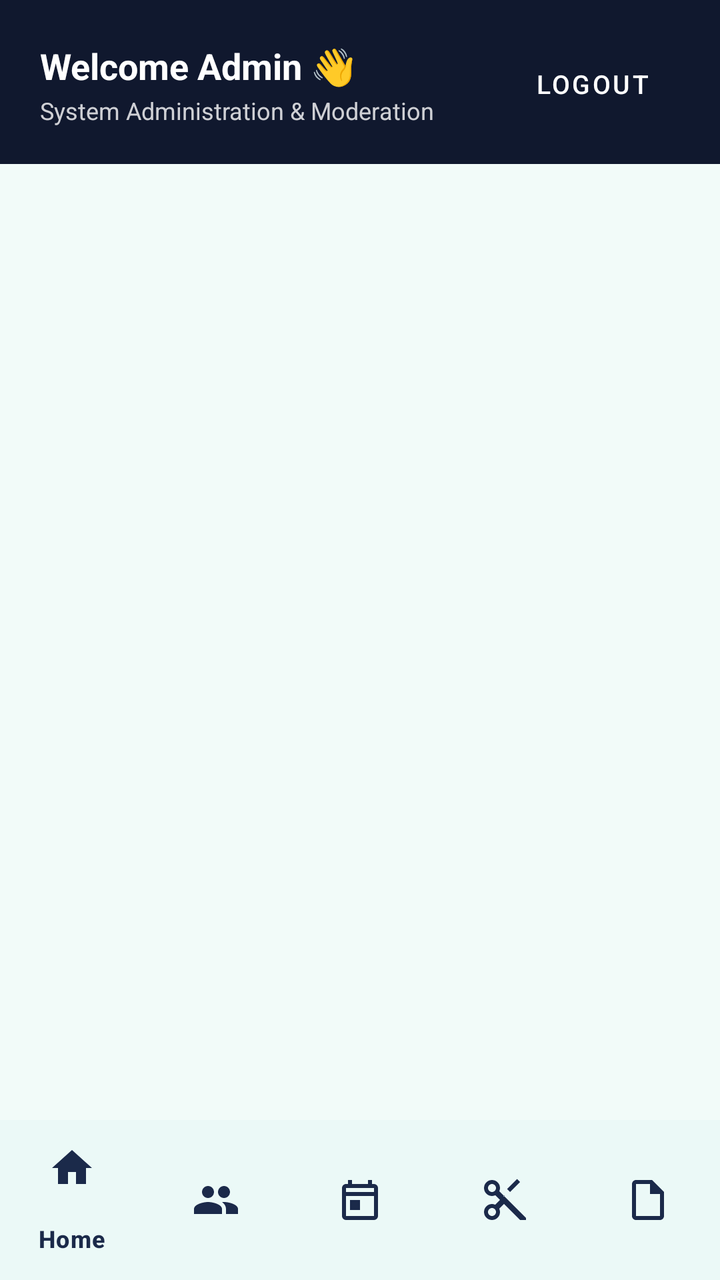
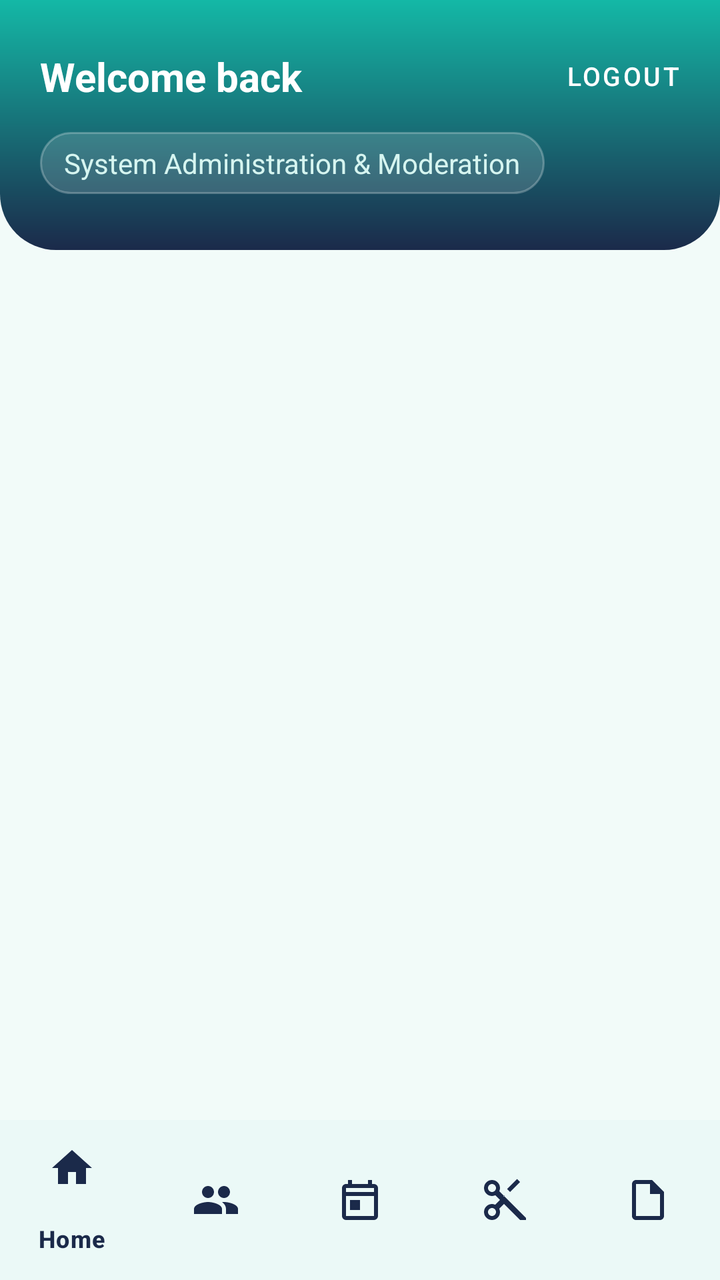

Before-and-after screenshots of an Android layout around one commit, followed by the original layout XML and the change that was made.
<!-- AndroidManifest.xml: application theme Theme.HairGo -->
<!-- res/layout/activity_admin_dashboard.xml -->
<?xml version="1.0" encoding="utf-8"?>
<androidx.constraintlayout.widget.ConstraintLayout xmlns:android="http://schemas.android.com/apk/res/android"
    xmlns:app="http://schemas.android.com/apk/res-auto"
    android:layout_width="match_parent"
    android:layout_height="match_parent"
    android:background="@color/home_bg">

    
    <androidx.constraintlayout.widget.ConstraintLayout
        android:id="@+id/headerBar"
        android:layout_width="0dp"
        android:layout_height="wrap_content"
        android:background="@color/navy_dark"
        android:paddingHorizontal="20dp"
        android:paddingTop="18dp"
        android:paddingBottom="16dp"
        app:layout_constraintEnd_toEndOf="parent"
        app:layout_constraintStart_toStartOf="parent"
        app:layout_constraintTop_toTopOf="parent">

        
        <LinearLayout
            android:layout_width="0dp"
            android:layout_height="wrap_content"
            android:orientation="vertical"
            app:layout_constraintBottom_toBottomOf="parent"
            app:layout_constraintEnd_toStartOf="@id/btnLogout"
            app:layout_constraintStart_toStartOf="parent"
            app:layout_constraintTop_toTopOf="parent">

            <TextView
                android:id="@+id/tvAdminName"
                android:layout_width="wrap_content"
                android:layout_height="wrap_content"
                android:text="Welcome Admin 👋"
                android:textColor="@android:color/white"
                android:textSize="18sp"
                android:textStyle="bold" />

            <TextView
                android:id="@+id/tvAdminSubtitle"
                android:layout_width="wrap_content"
                android:layout_height="wrap_content"
                android:layout_marginTop="2dp"
                android:alpha="0.8"
                android:text="System Administration &amp; Moderation"
                android:textColor="@android:color/white"
                android:textSize="12sp" />

        </LinearLayout>

        
        <com.google.android.material.button.MaterialButton
            android:id="@+id/btnLogout"
            style="@style/Widget.MaterialComponents.Button.TextButton"
            android:layout_width="wrap_content"
            android:layout_height="wrap_content"
            android:text="Logout"
            android:textColor="@android:color/white"
            android:textSize="13sp"
            app:iconTint="@android:color/white"
            app:layout_constraintBottom_toBottomOf="parent"
            app:layout_constraintEnd_toEndOf="parent"
            app:layout_constraintTop_toTopOf="parent" />

    </androidx.constraintlayout.widget.ConstraintLayout>

    
    <FrameLayout
        android:id="@+id/fragmentContainer"
        android:layout_width="0dp"
        android:layout_height="0dp"
        app:layout_constraintBottom_toTopOf="@id/bottomNav"
        app:layout_constraintEnd_toEndOf="parent"
        app:layout_constraintStart_toStartOf="parent"
        app:layout_constraintTop_toBottomOf="@id/headerBar" />

    
    <com.google.android.material.bottomnavigation.BottomNavigationView
        android:id="@+id/bottomNav"
        android:layout_width="0dp"
        android:layout_height="wrap_content"
        android:background="@color/surface"
        app:itemIconTint="@color/navy_primary"
        app:itemTextColor="@color/navy_primary"
        app:layout_constraintBottom_toBottomOf="parent"
        app:layout_constraintEnd_toEndOf="parent"
        app:layout_constraintStart_toStartOf="parent"
        app:menu="@menu/admin_bottom_nav_menu" />

</androidx.constraintlayout.widget.ConstraintLayout>
<!-- resources referenced by this layout -->
<resources>
  <color name="home_bg">#F2FBF9</color>
  <color name="navy_dark">#10182E</color>
  <color name="navy_primary">#1B2A4A</color>
  <color name="surface">#FFFFFF</color>
  <style name="Theme.HairGo" parent="Base.Theme.HairGo">
          <item name="snackbarStyle">@style/Widget.HairGo.Snackbar</item>
      </style>
  <style name="Base.Theme.HairGo" parent="Theme.Material3.DayNight.NoActionBar">
          <item name="colorPrimary">@color/teal</item>
          <item name="colorOnPrimary">@color/white</item>
          <item name="colorSurface">@color/surface</item>
          <item name="colorOnSurface">@color/text_primary</item>
          <item name="colorSurfaceVariant">@color/grey_light</item>
          <item name="colorOnSurfaceVariant">@color/text_primary</item>
          <item name="colorOutline">@color/grey_border</item>
          <item name="android:colorBackground">@color/grey_light</item>
      </style>
  <style name="Widget.HairGo.Snackbar" parent="Widget.Material3.Snackbar">
          <item name="backgroundTint">@color/navy</item>
          <item name="android:textColor">@color/white</item>
          <item name="shapeAppearanceOverlay">@style/ShapeAppearanceOverlay.HairGo_Snackbar</item>
      </style>
  <color name="teal">#14B8A6</color>
  <color name="white">#FFFFFF</color>
  <color name="text_primary">#1A1A1A</color>
  <color name="grey_light">#F2F2F2</color>
  <color name="grey_border">#E0E0E0</color>
  <color name="navy">#1B2A4A</color>
  <style name="ShapeAppearanceOverlay.HairGo_Snackbar" parent="">
          <item name="cornerFamily">rounded</item>
          <item name="cornerSize">16dp</item>
      </style>
</resources>

<!-- the commit's change to res/layout/activity_admin_dashboard.xml (unified diff, before → after) -->
@@ -10,58 +10,61 @@
         android:id="@+id/headerBar"
         android:layout_width="0dp"
         android:layout_height="wrap_content"
-        android:background="@color/navy_dark"
-        android:paddingHorizontal="20dp"
+        android:background="@drawable/bg_home_header"
+        android:paddingStart="20dp"
         android:paddingTop="18dp"
-        android:paddingBottom="16dp"
+        android:paddingEnd="20dp"
+        android:paddingBottom="28dp"
         app:layout_constraintEnd_toEndOf="parent"
         app:layout_constraintStart_toStartOf="parent"
         app:layout_constraintTop_toTopOf="parent">
 
-        
-        <LinearLayout
+        <TextView
+            android:id="@+id/tvAdminName"
             android:layout_width="0dp"
             android:layout_height="wrap_content"
-            android:orientation="vertical"
-            app:layout_constraintBottom_toBottomOf="parent"
+            android:text="@string/dashboard_welcome_default"
+            android:textColor="@color/home_header_text"
+            android:textSize="20sp"
+            android:textStyle="bold"
+            app:layout_constraintBottom_toBottomOf="@id/btnLogout"
             app:layout_constraintEnd_toStartOf="@id/btnLogout"
             app:layout_constraintStart_toStartOf="parent"
-            app:layout_constraintTop_toTopOf="parent">
+            app:layout_constraintTop_toTopOf="parent" />
 
-            <TextView
-                android:id="@+id/tvAdminName"
-                android:layout_width="wrap_content"
-                android:layout_height="wrap_content"
-                android:text="Welcome Admin 👋"
-                android:textColor="@android:color/white"
-                android:textSize="18sp"
-                android:textStyle="bold" />
-
-            <TextView
-                android:id="@+id/tvAdminSubtitle"
-                android:layout_width="wrap_content"
-                android:layout_height="wrap_content"
-                android:layout_marginTop="2dp"
-                android:alpha="0.8"
-                android:text="System Administration &amp; Moderation"
-                android:textColor="@android:color/white"
-                android:textSize="12sp" />
-
-        </LinearLayout>
-
-        
         <com.google.android.material.button.MaterialButton
             android:id="@+id/btnLogout"
             style="@style/Widget.MaterialComponents.Button.TextButton"
             android:layout_width="wrap_content"
             android:layout_height="wrap_content"
-            android:text="Logout"
-            android:textColor="@android:color/white"
+            android:layout_marginStart="12dp"
+            android:insetTop="0dp"
+            android:insetBottom="0dp"
+            android:minWidth="0dp"
+            android:minHeight="40dp"
+            android:paddingStart="12dp"
+            android:paddingEnd="0dp"
+            android:text="@string/logout"
+            android:textColor="@color/home_header_text"
             android:textSize="13sp"
-            app:iconTint="@android:color/white"
-            app:layout_constraintBottom_toBottomOf="parent"
             app:layout_constraintEnd_toEndOf="parent"
             app:layout_constraintTop_toTopOf="parent" />
+
+        <TextView
+            android:id="@+id/tvAdminSubtitle"
+            android:layout_width="wrap_content"
+            android:layout_height="wrap_content"
+            android:layout_marginTop="8dp"
+            android:background="@drawable/welcome_bg_chip"
+            android:paddingStart="12dp"
+            android:paddingTop="6dp"
+            android:paddingEnd="12dp"
+            android:paddingBottom="6dp"
+            android:text="@string/admin_dashboard_subtitle"
+            android:textColor="@color/home_header_subtext"
+            android:textSize="14sp"
+            app:layout_constraintStart_toStartOf="parent"
+            app:layout_constraintTop_toBottomOf="@id/btnLogout" />
 
     </androidx.constraintlayout.widget.ConstraintLayout>
 
<!-- resource entries referenced after the edit -->
@@ -1,12 +1,38 @@
 <!-- resources referenced by this layout -->
 <resources>
   <color name="home_bg">#F2FBF9</color>
-  <color name="navy_dark">#10182E</color>
+  <color name="home_header_subtext">#D6F5F0</color>
+  <color name="home_header_text">#FFFFFF</color>
   <color name="navy_primary">#1B2A4A</color>
   <color name="surface">#FFFFFF</color>
+  <!-- drawable bg_home_header (drawable) -->
+  <?xml version="1.0" encoding="utf-8"?>
+  <shape xmlns:android="http://schemas.android.com/apk/res/android"
+      android:shape="rectangle">
+      <gradient
+          android:startColor="@color/home_header_start"
+          android:endColor="@color/home_header_end"
+          android:angle="270" />
+      <corners
+          android:bottomLeftRadius="28dp"
+          android:bottomRightRadius="28dp" />
+  </shape>
+  <!-- drawable welcome_bg_chip (drawable) -->
+  <?xml version="1.0" encoding="utf-8"?>
+  <shape xmlns:android="http://schemas.android.com/apk/res/android"
+      android:shape="rectangle">
+      <solid android:color="#26FFFFFF" />
+      <stroke android:width="1dp" android:color="#40FFFFFF" />
+      <corners android:radius="20dp" />
+  </shape>
+  <string name="admin_dashboard_subtitle">System Administration &amp; Moderation</string>
+  <string name="dashboard_welcome_default">Welcome back</string>
+  <string name="logout">Logout</string>
   <style name="Theme.HairGo" parent="Base.Theme.HairGo">
           <item name="snackbarStyle">@style/Widget.HairGo.Snackbar</item>
       </style>
+  <color name="home_header_start">#14B8A6</color>
+  <color name="home_header_end">#1B2A4A</color>
   <style name="Base.Theme.HairGo" parent="Theme.Material3.DayNight.NoActionBar">
           <item name="colorPrimary">@color/teal</item>
           <item name="colorOnPrimary">@color/white</item>
